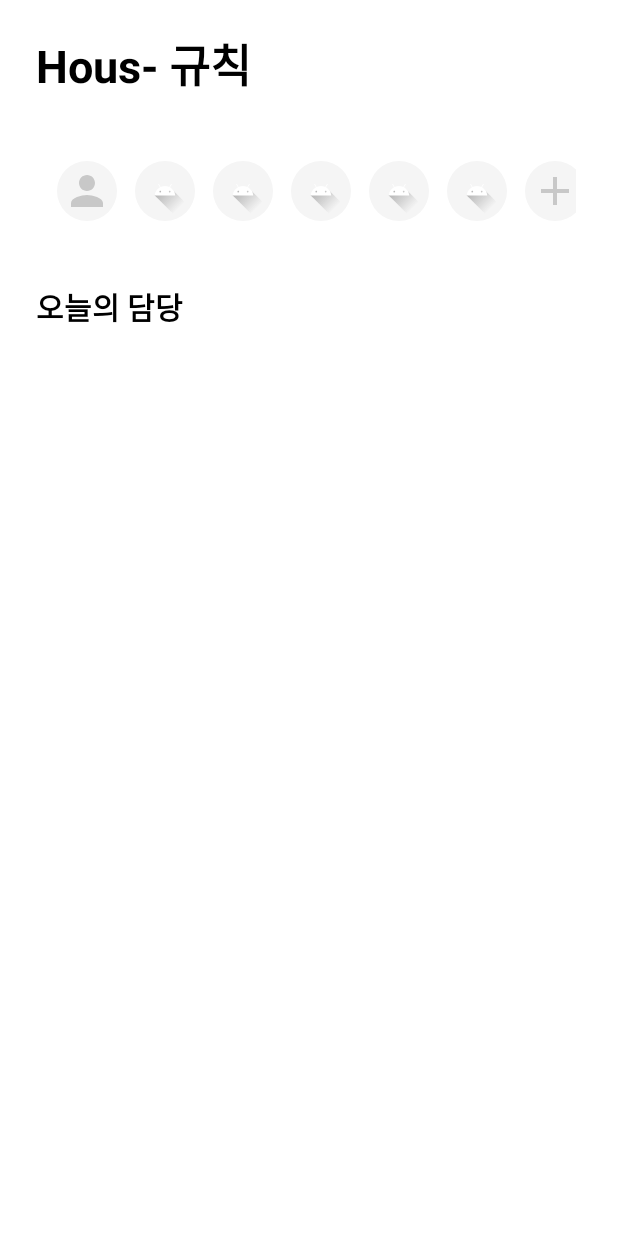
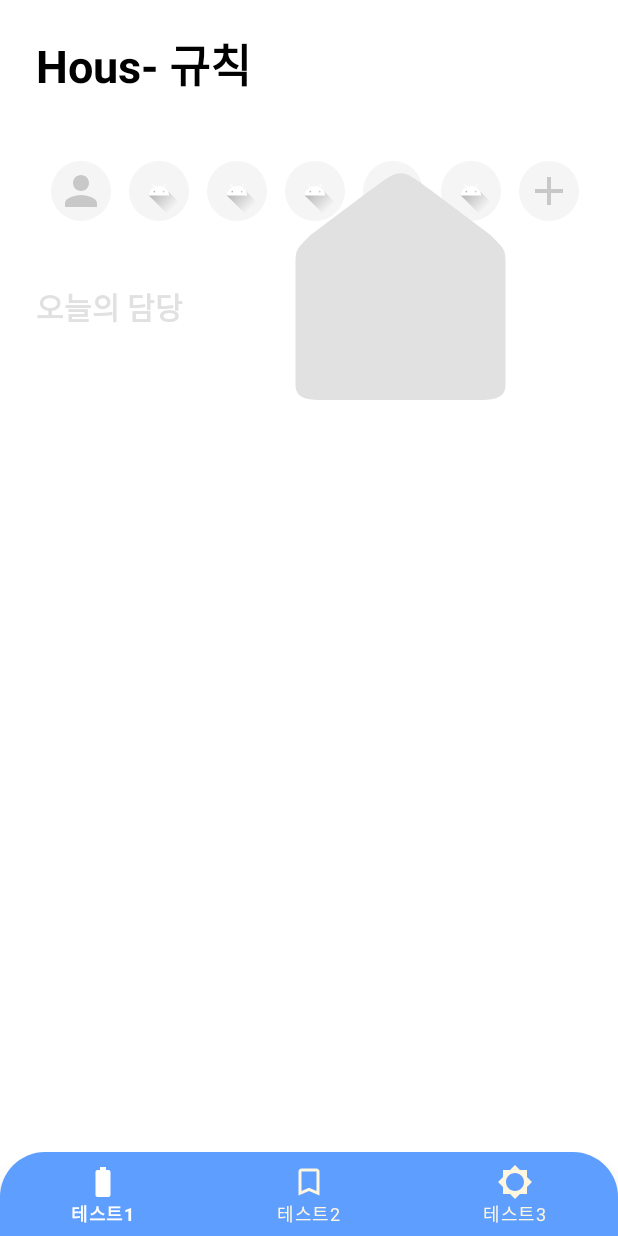
Before and after one commit to KWY0218/Adopt-Compose-In-Xml, an Android app built with Jetpack Compose: the screen it shows after launch (MainActivity), on a phone screen of 412 x 824 dp. Run offline under Robolectric (Android 15) with nearby library versions, the phone set to English and light mode, and no system bars.

Commit message:
custom bottom navi

```diff
--- a/app/src/main/java/com/example/adopt_compose/presentation/ui/pentagon/Pentagon.kt
+++ b/app/src/main/java/com/example/adopt_compose/presentation/ui/pentagon/Pentagon.kt
@@ -17,6 +17,13 @@ import com.example.adopt_compose.R
 @Composable
 fun GetPentagon() {
     val color = colorResource(id = R.color.back_gray)
+    val siteList = arrayListOf(
+        arrayOf(Pair(-70, 60), Pair(-70, 70), Pair(-60, 70), Pair(-50, 70)),
+        arrayOf(Pair(50, 70), Pair(60, 70), Pair(70, 70), Pair(70, 60)),
+        arrayOf(Pair(70, -20), Pair(70, -30), Pair(60, -40)),
+        arrayOf(Pair(20, -70), Pair(0, -85), Pair(-20, -70)),
+        arrayOf(Pair(-60, -40), Pair(-70, -30), Pair(-70, -20))
+    )
     Canvas(
         modifier = Modifier.fillMaxSize()
     ) {
@@ -24,78 +31,34 @@ fun GetPentagon() {
         val centerY = this.size.center.y
         val path = Path().apply {
             moveTo(
-                x = centerX - 70.dp.toPx(),
-                y = centerY - 20.dp.toPx()
+                x = centerX + siteList[4][2].first.dp.toPx(),
+                y = centerY + siteList[4][2].second.dp.toPx()
             )
-
-            lineTo(
-                x = centerX - 70.dp.toPx(),
-                y = centerY + 60.dp.toPx(),
-            )
-            cubicTo(
-                centerX - 70.dp.toPx(),
-                centerY + 70.dp.toPx(),
-                centerX - 60.dp.toPx(),
-                centerY + 70.dp.toPx(),
-                centerX - 50.dp.toPx(),
-                centerY + 70.dp.toPx(),
-            )
-
-            lineTo(
-                x = centerX + 50.dp.toPx(),
-                y = centerY + 70.dp.toPx()
-            )
-
-            cubicTo(
-                centerX + 60.dp.toPx(),
-                centerY + 70.dp.toPx(),
-                centerX + 70.dp.toPx(),
-                centerY + 70.dp.toPx(),
-                centerX + 70.dp.toPx(),
-                centerY + 60.dp.toPx(),
-            )
-
-            lineTo(
-                x = centerX + 70.dp.toPx(),
-                y = centerY - 20.dp.toPx()
-            )
-
-            cubicTo(
-                centerX + 70.dp.toPx(),
-                centerY - 30.dp.toPx(),
-                centerX + 70.dp.toPx(),
-                centerY - 30.dp.toPx(),
-                centerX + 50.dp.toPx(),
-                centerY - 40.dp.toPx(),
-            )
-
-            lineTo(
-                x = centerX + 20.dp.toPx(),
-                y = centerY - 70.dp.toPx()
-            )
-
-            cubicTo(
-                x1 = centerX,
-                centerY - 85.dp.toPx(),
-                x2 = centerX,
-                centerY - 85.dp.toPx(),
-                centerX - 20.dp.toPx(),
-                centerY - 70.dp.toPx(),
-            )
-
-            lineTo(
-                x = centerX - 60.dp.toPx(),
-                y = centerY - 40.dp.toPx()
-            )
-
-            cubicTo(
-                centerX - 70.dp.toPx(),
-                centerY - 30.dp.toPx(),
-                centerX - 70.dp.toPx(),
-                centerY - 30.dp.toPx(),
-                centerX - 70.dp.toPx(),
-                centerY - 20.dp.toPx(),
-            )
+            for (i in 0..4) {
+                lineTo(
+                    x = centerX + siteList[i][0].first.dp.toPx(),
+                    y = centerY + siteList[i][0].second.dp.toPx()
+                )
+                if (i < 2) {
+                    cubicTo(
+                        centerX + siteList[i][1].first.dp.toPx(),
+                        centerY + siteList[i][1].second.dp.toPx(),
+                        centerX + siteList[i][2].first.dp.toPx(),
+                        centerY + siteList[i][2].second.dp.toPx(),
+                        centerX + siteList[i][3].first.dp.toPx(),
+                        centerY + siteList[i][3].second.dp.toPx(),
+                    )
+                } else {
+                    cubicTo(
+                        centerX + siteList[i][1].first.dp.toPx(),
+                        centerY + siteList[i][1].second.dp.toPx(),
+                        centerX + siteList[i][1].first.dp.toPx(),
+                        centerY + siteList[i][1].second.dp.toPx(),
+                        centerX + siteList[i][2].first.dp.toPx(),
+                        centerY + siteList[i][2].second.dp.toPx(),
+                    )
+                }
+            }
             close()
         }
         drawPath(path = path, color = color)
--- /dev/null
+++ b/app/src/main/res/color/bottom_sel.xml
@@ -0,0 +1,5 @@
+<?xml version="1.0" encoding="utf-8"?>
+<selector xmlns:android="http://schemas.android.com/apk/res/android">
+    <item android:color="@color/white" android:state_selected="true" />
+    <item android:color="@color/test4" android:state_selected="false" />
+</selector>
--- /dev/null
+++ b/app/src/main/res/drawable/bottom_shape.xml
@@ -0,0 +1,10 @@
+<?xml version="1.0" encoding="utf-8"?>
+<shape
+    xmlns:android="http://schemas.android.com/apk/res/android"
+    android:shape="rectangle">
+    <solid android:color="@color/test1"/>
+    <corners
+        android:topLeftRadius="30dp"
+        android:topRightRadius="30dp"
+        />
+</shape>
--- /dev/null
+++ b/app/src/main/res/drawable/bottom_shape2.xml
@@ -0,0 +1,10 @@
+<?xml version="1.0" encoding="utf-8"?>
+<shape
+    xmlns:android="http://schemas.android.com/apk/res/android"
+    android:shape="rectangle">
+    <solid android:color="@color/test2"/>
+    <corners
+        android:topLeftRadius="30dp"
+        android:topRightRadius="30dp"
+        />
+</shape>
--- /dev/null
+++ b/app/src/main/res/drawable/bottom_shape3.xml
@@ -0,0 +1,10 @@
+<?xml version="1.0" encoding="utf-8"?>
+<shape
+    xmlns:android="http://schemas.android.com/apk/res/android"
+    android:shape="rectangle">
+    <solid android:color="@color/test3"/>
+    <corners
+        android:topLeftRadius="30dp"
+        android:topRightRadius="30dp"
+        />
+</shape>
--- /dev/null
+++ b/app/src/main/res/drawable/ic_access_alarm.xml
@@ -0,0 +1,5 @@
+<vector android:height="24dp" android:tint="#C8C8C8"
+    android:viewportHeight="24" android:viewportWidth="24"
+    android:width="24dp" xmlns:android="http://schemas.android.com/apk/res/android">
+    <path android:fillColor="@android:color/white" android:pathData="M22,5.72l-4.6,-3.86 -1.29,1.53 4.6,3.86L22,5.72zM7.88,3.39L6.6,1.86 2,5.71l1.29,1.53 4.59,-3.85zM12.5,8L11,8v6l4.75,2.85 0.75,-1.23 -4,-2.37L12.5,8zM12,4c-4.97,0 -9,4.03 -9,9s4.02,9 9,9c4.97,0 9,-4.03 9,-9s-4.03,-9 -9,-9zM12,20c-3.87,0 -7,-3.13 -7,-7s3.13,-7 7,-7 7,3.13 7,7 -3.13,7 -7,7z"/>
+</vector>
--- /dev/null
+++ b/app/src/main/res/drawable/ic_empty1.xml
@@ -0,0 +1,5 @@
+<vector android:height="24dp" android:tint="#C8C8C8"
+    android:viewportHeight="24" android:viewportWidth="24"
+    android:width="24dp" xmlns:android="http://schemas.android.com/apk/res/android">
+    <path android:fillColor="@android:color/white" android:pathData="M17,5v16c0,0.55 -0.45,1 -1,1H8c-0.55,0 -1,-0.45 -1,-1V5c0,-0.55 0.45,-1 1,-1h2V2h4v2h2C16.55,4 17,4.45 17,5zM15,6H9v14h6V6z"/>
+</vector>
--- /dev/null
+++ b/app/src/main/res/drawable/ic_empty2.xml
@@ -0,0 +1,5 @@
+<vector android:height="24dp" android:tint="#C8C8C8"
+    android:viewportHeight="24" android:viewportWidth="24"
+    android:width="24dp" xmlns:android="http://schemas.android.com/apk/res/android">
+    <path android:fillColor="@android:color/white" android:pathData="M17,3L7,3c-1.1,0 -1.99,0.9 -1.99,2L5,21l7,-3 7,3L19,5c0,-1.1 -0.9,-2 -2,-2zM17,18l-5,-2.18L7,18L7,5h10v13z"/>
+</vector>
--- /dev/null
+++ b/app/src/main/res/drawable/ic_empty3.xml
@@ -0,0 +1,5 @@
+<vector android:height="24dp" android:tint="#C8C8C8"
+    android:viewportHeight="24" android:viewportWidth="24"
+    android:width="24dp" xmlns:android="http://schemas.android.com/apk/res/android">
+    <path android:fillColor="@android:color/white" android:pathData="M20,15.31L23.31,12 20,8.69V4h-4.69L12,0.69 8.69,4H4v4.69L0.69,12 4,15.31V20h4.69L12,23.31 15.31,20H20v-4.69zM12,18c-3.31,0 -6,-2.69 -6,-6s2.69,-6 6,-6 6,2.69 6,6 -2.69,6 -6,6z"/>
+</vector>
--- /dev/null
+++ b/app/src/main/res/drawable/ic_full1.xml
@@ -0,0 +1,5 @@
+<vector android:height="24dp" android:tint="#C8C8C8"
+    android:viewportHeight="24" android:viewportWidth="24"
+    android:width="24dp" xmlns:android="http://schemas.android.com/apk/res/android">
+    <path android:fillColor="@android:color/white" android:pathData="M15.67,4H14V2h-4v2H8.33C7.6,4 7,4.6 7,5.33v15.33C7,21.4 7.6,22 8.33,22h7.33c0.74,0 1.34,-0.6 1.34,-1.33V5.33C17,4.6 16.4,4 15.67,4z"/>
+</vector>
--- /dev/null
+++ b/app/src/main/res/drawable/ic_full2.xml
@@ -0,0 +1,5 @@
+<vector android:height="24dp" android:tint="#C8C8C8"
+    android:viewportHeight="24" android:viewportWidth="24"
+    android:width="24dp" xmlns:android="http://schemas.android.com/apk/res/android">
+    <path android:fillColor="@android:color/white" android:pathData="M17,3H7c-1.1,0 -1.99,0.9 -1.99,2L5,21l7,-3 7,3V5c0,-1.1 -0.9,-2 -2,-2z"/>
+</vector>
--- /dev/null
+++ b/app/src/main/res/drawable/ic_full3.xml
@@ -0,0 +1,5 @@
+<vector android:height="24dp" android:tint="#C8C8C8"
+    android:viewportHeight="24" android:viewportWidth="24"
+    android:width="24dp" xmlns:android="http://schemas.android.com/apk/res/android">
+    <path android:fillColor="@android:color/white" android:pathData="M20,8.69L20,4h-4.69L12,0.69 8.69,4L4,4v4.69L0.69,12 4,15.31L4,20h4.69L12,23.31 15.31,20L20,20v-4.69L23.31,12 20,8.69zM12,18c-3.31,0 -6,-2.69 -6,-6s2.69,-6 6,-6 6,2.69 6,6 -2.69,6 -6,6zM12,8c-2.21,0 -4,1.79 -4,4s1.79,4 4,4 4,-1.79 4,-4 -1.79,-4 -4,-4z"/>
+</vector>
--- /dev/null
+++ b/app/src/main/res/drawable/test_sel1.xml
@@ -0,0 +1,5 @@
+<?xml version="1.0" encoding="utf-8"?>
+<selector xmlns:android="http://schemas.android.com/apk/res/android">
+    <item android:drawable="@drawable/ic_full1" android:state_selected="true"/>
+    <item android:drawable="@drawable/ic_empty1" android:state_selected="false"/>
+</selector>
--- /dev/null
+++ b/app/src/main/res/drawable/test_sel2.xml
@@ -0,0 +1,5 @@
+<?xml version="1.0" encoding="utf-8"?>
+<selector xmlns:android="http://schemas.android.com/apk/res/android">
+    <item android:drawable="@drawable/ic_full2" android:state_selected="true"/>
+    <item android:drawable="@drawable/ic_empty2" android:state_selected="false"/>
+</selector>
--- /dev/null
+++ b/app/src/main/res/drawable/test_sel3.xml
@@ -0,0 +1,5 @@
+<?xml version="1.0" encoding="utf-8"?>
+<selector xmlns:android="http://schemas.android.com/apk/res/android">
+    <item android:drawable="@drawable/ic_full3" android:state_selected="true"/>
+    <item android:drawable="@drawable/ic_empty3" android:state_selected="false"/>
+</selector>
--- a/app/src/main/res/layout/activity_main.xml
+++ b/app/src/main/res/layout/activity_main.xml
@@ -4,13 +4,13 @@
     xmlns:tools="http://schemas.android.com/tools"
     android:layout_width="match_parent"
     android:layout_height="match_parent"
-    android:paddingHorizontal="24dp"
     tools:context=".MainActivity">
 
     <TextView
         android:id="@+id/main_title_tv"
         android:layout_width="wrap_content"
         android:layout_height="wrap_content"
+        android:layout_marginHorizontal="24dp"
         android:layout_marginTop="20dp"
         android:text="Hous- 규칙"
         android:textColor="@color/black"
@@ -23,15 +23,26 @@
         android:id="@+id/main_cp"
         android:layout_width="match_parent"
         android:layout_height="wrap_content"
+        android:layout_marginHorizontal="24dp"
         android:layout_marginTop="32dp"
-        android:layout_marginHorizontal="4dp"
         app:layout_constraintStart_toStartOf="parent"
         app:layout_constraintTop_toBottomOf="@+id/main_title_tv" />
+
+    <androidx.compose.ui.platform.ComposeView
+        android:id="@+id/main_cp2"
+        android:layout_width="0dp"
+        android:layout_height="wrap_content"
+        android:layout_marginHorizontal="4dp"
+        app:layout_constraintBottom_toTopOf="@+id/main_rv"
+        app:layout_constraintEnd_toEndOf="parent"
+        app:layout_constraintStart_toEndOf="@+id/main_charge_tv"
+        app:layout_constraintTop_toBottomOf="@+id/main_cp" />
 
     <TextView
         android:id="@+id/main_charge_tv"
         android:layout_width="wrap_content"
         android:layout_height="wrap_content"
+        android:layout_marginHorizontal="24dp"
         android:layout_marginTop="32dp"
         android:text="오늘의 담당"
         android:textColor="@color/black"
@@ -44,9 +55,22 @@
         android:id="@+id/main_rv"
         android:layout_width="match_parent"
         android:layout_height="0dp"
+        android:layout_marginHorizontal="24dp"
         android:layout_marginTop="16dp"
-        app:layout_constraintBottom_toBottomOf="parent"
+        app:layout_constraintBottom_toTopOf="@+id/bottomNavigationView"
         app:layout_constraintTop_toBottomOf="@+id/main_charge_tv"
         tools:layout_editor_absoluteX="-16dp" />
 
+    <com.google.android.material.bottomnavigation.BottomNavigationView
+        android:id="@+id/bottomNavigationView"
+        android:layout_width="match_parent"
+        android:layout_height="wrap_content"
+        android:background="@drawable/bottom_shape"
+        app:itemIconTint="@color/bottom_sel"
+        app:itemTextColor="@color/bottom_sel"
+        app:layout_constraintBottom_toBottomOf="parent"
+        app:layout_constraintEnd_toEndOf="parent"
+        app:layout_constraintStart_toStartOf="parent"
+        app:menu="@menu/bottom_menu" />
+
 </androidx.constraintlayout.widget.ConstraintLayout>
--- /dev/null
+++ b/app/src/main/res/menu/bottom_menu.xml
@@ -0,0 +1,20 @@
+<?xml version="1.0" encoding="utf-8"?>
+<menu xmlns:android="http://schemas.android.com/apk/res/android">
+    <item
+        android:id="@+id/test1"
+        android:enabled="true"
+        android:icon="@drawable/test_sel1"
+        android:title="테스트1" />
+
+    <item
+        android:id="@+id/test2"
+        android:enabled="true"
+        android:icon="@drawable/test_sel2"
+        android:title="테스트2" />
+
+    <item
+        android:id="@+id/test3"
+        android:enabled="true"
+        android:icon="@drawable/test_sel3"
+        android:title="테스트3" />
+</menu>
--- a/app/src/main/res/values/colors.xml
+++ b/app/src/main/res/values/colors.xml
@@ -10,4 +10,8 @@
 
     <color name="hous_gray">#F5F5F5</color>
     <color name="back_gray">#E1E1E1</color>
+    <color name="test1">#5E9EFF</color>
+    <color name="test2">#FFD66D</color>
+    <color name="test3">#FF6666</color>
+    <color name="test4">#FFF6E0</color>
 </resources>
```
Also changed, not shown: app/src/main/java/com/example/adopt_compose/MainActivity.kt (+21 -0 lines).
